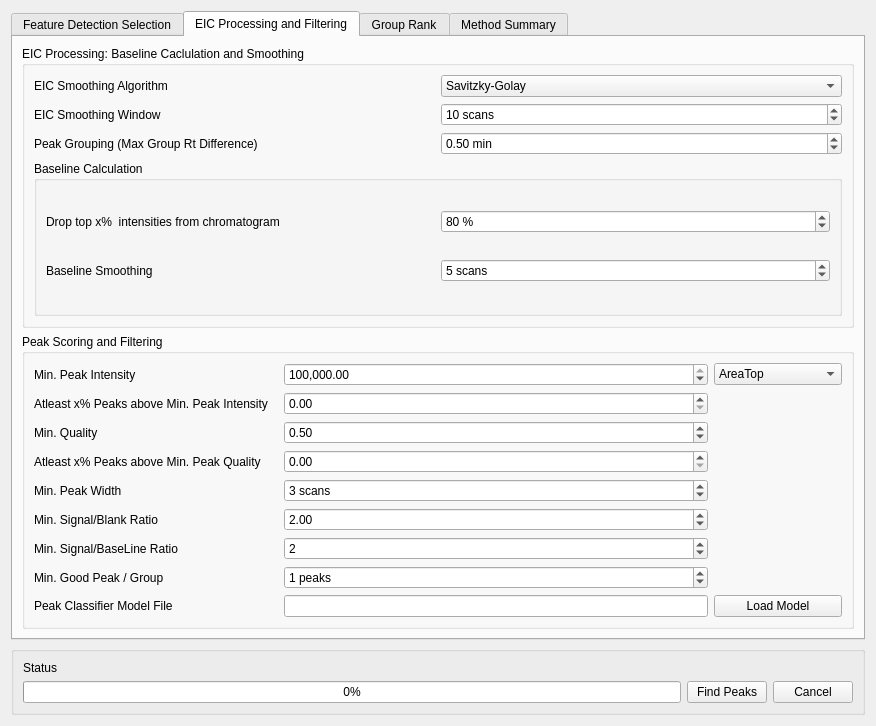
This is mzroll/forms/peakdetectiondialog.ui in ElucidataInc/ElMaven as Qt 5 draws it before an edit. The edited form follows.
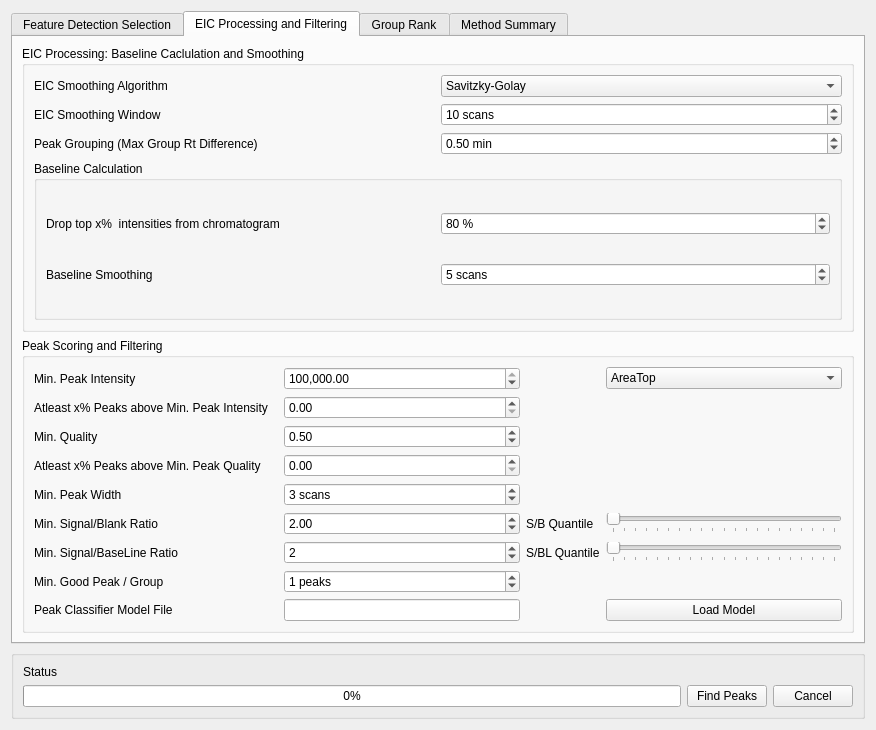
This is the edited form.

Commit message:
Ftr: Add quantile filter for all peak filter parameters #267
In peak filtering, a group is accepted if the group maximum for every
parameter is above the user input thresholds. This is being modified to
ensure that a group is accepted only if a minimum percentage of its peaks
lie above the thresholds; else the group is filtered out.

Quantile filters for Peak Intensity and Peak Quality already exist. They
have now been added for two more parameters:
- Signal/Baseline ratio
- Signal/Blank ratio
The remaining parameters do not require this addition

Issue: #267

Diff of the .ui file:
```diff
--- a/mzroll/forms/peakdetectiondialog.ui
+++ b/mzroll/forms/peakdetectiondialog.ui
@@ -7,7 +7,7 @@
     <x>0</x>
     <y>0</y>
     <width>876</width>
-    <height>726</height>
+    <height>730</height>
    </rect>
   </property>
   <property name="windowTitle">
@@ -420,214 +420,6 @@
        <string>EIC Processing and Filtering</string>
       </attribute>
       <layout class="QGridLayout" name="gridLayout_13">
-       <item row="1" column="0">
-        <widget class="QGroupBox" name="peakScroringOptions">
-         <property name="title">
-          <string>Peak Scoring and Filtering</string>
-         </property>
-         <layout class="QGridLayout" name="gridLayout_3">
-          <item row="6" column="1">
-           <widget class="QSpinBox" name="minNoNoiseObs">
-            <property name="suffix">
-             <string> scans</string>
-            </property>
-            <property name="minimum">
-             <number>1</number>
-            </property>
-            <property name="maximum">
-             <number>1000000000</number>
-            </property>
-            <property name="value">
-             <number>3</number>
-            </property>
-           </widget>
-          </item>
-          <item row="8" column="0">
-           <widget class="QLabel" name="label_6">
-            <property name="text">
-             <string>Min. Signal/BaseLine Ratio</string>
-            </property>
-           </widget>
-          </item>
-          <item row="10" column="3">
-           <widget class="QPushButton" name="loadModelButton">
-            <property name="text">
-             <string>Load Model</string>
-            </property>
-           </widget>
-          </item>
-          <item row="2" column="1">
-           <widget class="QDoubleSpinBox" name="minGroupIntensity">
-            <property name="maximumSize">
-             <size>
-              <width>502</width>
-              <height>16777215</height>
-             </size>
-            </property>
-            <property name="suffix">
-             <string/>
-            </property>
-            <property name="maximum">
-             <double>999999999.000000000000000</double>
-            </property>
-            <property name="value">
-             <double>1000000.000000000000000</double>
-            </property>
-            <property name="showGroupSeparator" stdset="0">
-             <bool>true</bool>
-            </property>
-           </widget>
-          </item>
-          <item row="10" column="1">
-           <widget class="QLineEdit" name="classificationModelFilename">
-            <property name="text">
-             <string/>
-            </property>
-           </widget>
-          </item>
-          <item row="7" column="0">
-           <widget class="QLabel" name="label_9">
-            <property name="text">
-             <string>Min. Signal/Blank Ratio</string>
-            </property>
-           </widget>
-          </item>
-          <item row="2" column="3">
-           <widget class="QComboBox" name="peakQuantitation">
-            <item>
-             <property name="text">
-              <string>AreaTop</string>
-             </property>
-            </item>
-            <item>
-             <property name="text">
-              <string>Area</string>
-             </property>
-            </item>
-            <item>
-             <property name="text">
-              <string>Height</string>
-             </property>
-            </item>
-            <item>
-             <property name="text">
-              <string>AreaNotCorrected</string>
-             </property>
-            </item>
-           </widget>
-          </item>
-          <item row="3" column="0">
-           <widget class="QLabel" name="label_27">
-            <property name="text">
-             <string>Atleast x% Peaks above Min. Peak Intensity   </string>
-            </property>
-           </widget>
-          </item>
-          <item row="9" column="0">
-           <widget class="QLabel" name="label_100">
-            <property name="text">
-             <string>Min. Good Peak / Group</string>
-            </property>
-           </widget>
-          </item>
-          <item row="2" column="0">
-           <widget class="QLabel" name="label_10">
-            <property name="text">
-             <string>Min. Peak Intensity</string>
-            </property>
-           </widget>
-          </item>
-          <item row="9" column="1">
-           <widget class="QSpinBox" name="minGoodGroupCount">
-            <property name="suffix">
-             <string> peaks</string>
-            </property>
-            <property name="maximum">
-             <number>100000000</number>
-            </property>
-            <property name="value">
-             <number>1</number>
-            </property>
-           </widget>
-          </item>
-          <item row="10" column="0">
-           <widget class="QLabel" name="label_5">
-            <property name="text">
-             <string>Peak Classifier Model File</string>
-            </property>
-           </widget>
-          </item>
-          <item row="8" column="1">
-           <widget class="QSpinBox" name="sigBaselineRatio">
-            <property name="maximum">
-             <number>10000000</number>
-            </property>
-            <property name="value">
-             <number>2</number>
-            </property>
-           </widget>
-          </item>
-          <item row="6" column="0">
-           <widget class="QLabel" name="label_12">
-            <property name="text">
-             <string>Min. Peak Width</string>
-            </property>
-           </widget>
-          </item>
-          <item row="7" column="1">
-           <widget class="QDoubleSpinBox" name="sigBlankRatio">
-            <property name="maximum">
-             <double>10000000.000000000000000</double>
-            </property>
-            <property name="value">
-             <double>2.000000000000000</double>
-            </property>
-           </widget>
-          </item>
-          <item row="3" column="1">
-           <widget class="QDoubleSpinBox" name="quantileIntensity">
-            <property name="maximum">
-             <double>100.000000000000000</double>
-            </property>
-           </widget>
-          </item>
-          <item row="5" column="0">
-           <widget class="QLabel" name="label_28">
-            <property name="text">
-             <string>Atleast x% Peaks above Min. Peak Quality</string>
-            </property>
-           </widget>
-          </item>
-          <item row="5" column="1">
-           <widget class="QDoubleSpinBox" name="quantileQuality">
-            <property name="maximum">
-             <double>100.000000000000000</double>
-            </property>
-           </widget>
-          </item>
-          <item row="4" column="0">
-           <widget class="QLabel" name="labelMinQuality">
-            <property name="text">
-             <string>Min. Quality</string>
-            </property>
-           </widget>
-          </item>
-          <item row="4" column="1">
-           <widget class="QDoubleSpinBox" name="doubleSpinBoxMinQuality">
-            <property name="maximum">
-             <double>1.000000000000000</double>
-            </property>
-            <property name="singleStep">
-             <double>0.100000000000000</double>
-            </property>
-            <property name="value">
-             <double>0.500000000000000</double>
-            </property>
-           </widget>
-          </item>
-         </layout>
-        </widget>
-       </item>
        <item row="0" column="0">
         <widget class="QGroupBox" name="eicOptions">
          <property name="enabled">
@@ -770,6 +562,278 @@
          </layout>
         </widget>
        </item>
+       <item row="1" column="0">
+        <widget class="QGroupBox" name="peakScoringOptions">
+         <property name="title">
+          <string>Peak Scoring and Filtering</string>
+         </property>
+         <layout class="QGridLayout" name="gridLayout_3">
+          <item row="2" column="0">
+           <widget class="QLabel" name="label_10">
+            <property name="text">
+             <string>Min. Peak Intensity</string>
+            </property>
+           </widget>
+          </item>
+          <item row="8" column="1">
+           <widget class="QSpinBox" name="sigBaselineRatio">
+            <property name="maximum">
+             <number>10000000</number>
+            </property>
+            <property name="value">
+             <number>2</number>
+            </property>
+           </widget>
+          </item>
+          <item row="7" column="3">
+           <widget class="QSlider" name="quantileSignalBlankRatio">
+            <property name="maximum">
+             <number>100</number>
+            </property>
+            <property name="singleStep">
+             <number>5</number>
+            </property>
+            <property name="sliderPosition">
+             <number>0</number>
+            </property>
+            <property name="orientation">
+             <enum>Qt::Horizontal</enum>
+            </property>
+            <property name="tickPosition">
+             <enum>QSlider::TicksBelow</enum>
+            </property>
+            <property name="tickInterval">
+             <number>5</number>
+            </property>
+           </widget>
+          </item>
+          <item row="5" column="1">
+           <widget class="QDoubleSpinBox" name="quantileQuality">
+            <property name="maximum">
+             <double>100.000000000000000</double>
+            </property>
+           </widget>
+          </item>
+          <item row="10" column="0">
+           <widget class="QLabel" name="label_5">
+            <property name="text">
+             <string>Peak Classifier Model File</string>
+            </property>
+           </widget>
+          </item>
+          <item row="2" column="1">
+           <widget class="QDoubleSpinBox" name="minGroupIntensity">
+            <property name="maximumSize">
+             <size>
+              <width>502</width>
+              <height>16777215</height>
+             </size>
+            </property>
+            <property name="showGroupSeparator" stdset="0">
+             <bool>true</bool>
+            </property>
+            <property name="suffix">
+             <string/>
+            </property>
+            <property name="maximum">
+             <double>999999999.000000000000000</double>
+            </property>
+            <property name="value">
+             <double>1000000.000000000000000</double>
+            </property>
+           </widget>
+          </item>
+          <item row="3" column="0">
+           <widget class="QLabel" name="label_27">
+            <property name="text">
+             <string>Atleast x% Peaks above Min. Peak Intensity   </string>
+            </property>
+           </widget>
+          </item>
+          <item row="8" column="2">
+           <widget class="QLabel" name="label_30">
+            <property name="text">
+             <string>S/BL Quantile</string>
+            </property>
+           </widget>
+          </item>
+          <item row="7" column="0">
+           <widget class="QLabel" name="label_9">
+            <property name="text">
+             <string>Min. Signal/Blank Ratio</string>
+            </property>
+           </widget>
+          </item>
+          <item row="8" column="0">
+           <widget class="QLabel" name="label_6">
+            <property name="text">
+             <string>Min. Signal/BaseLine Ratio</string>
+            </property>
+           </widget>
+          </item>
+          <item row="5" column="0">
+           <widget class="QLabel" name="label_28">
+            <property name="text">
+             <string>Atleast x% Peaks above Min. Peak Quality</string>
+            </property>
+           </widget>
+          </item>
+          <item row="4" column="1">
+           <widget class="QDoubleSpinBox" name="doubleSpinBoxMinQuality">
+            <property name="maximum">
+             <double>1.000000000000000</double>
+            </property>
+            <property name="singleStep">
+             <double>0.100000000000000</double>
+            </property>
+            <property name="value">
+             <double>0.500000000000000</double>
+            </property>
+           </widget>
+          </item>
+          <item row="7" column="1">
+           <widget class="QDoubleSpinBox" name="sigBlankRatio">
+            <property name="maximum">
+             <double>10000000.000000000000000</double>
+            </property>
+            <property name="value">
+             <double>2.000000000000000</double>
+            </property>
+           </widget>
+          </item>
+          <item row="10" column="3">
+           <widget class="QPushButton" name="loadModelButton">
+            <property name="text">
+             <string>Load Model</string>
+            </property>
+           </widget>
+          </item>
+          <item row="10" column="1">
+           <widget class="QLineEdit" name="classificationModelFilename">
+            <property name="text">
+             <string/>
+            </property>
+           </widget>
+          </item>
+          <item row="9" column="0">
+           <widget class="QLabel" name="label_100">
+            <property name="text">
+             <string>Min. Good Peak / Group</string>
+            </property>
+           </widget>
+          </item>
+          <item row="7" column="2">
+           <widget class="QLabel" name="label_29">
+            <property name="text">
+             <string>S/B Quantile</string>
+            </property>
+           </widget>
+          </item>
+          <item row="4" column="0">
+           <widget class="QLabel" name="labelMinQuality">
+            <property name="text">
+             <string>Min. Quality</string>
+            </property>
+           </widget>
+          </item>
+          <item row="9" column="1">
+           <widget class="QSpinBox" name="minGoodGroupCount">
+            <property name="suffix">
+             <string> peaks</string>
+            </property>
+            <property name="maximum">
+             <number>100000000</number>
+            </property>
+            <property name="value">
+             <number>1</number>
+            </property>
+           </widget>
+          </item>
+          <item row="3" column="1">
+           <widget class="QDoubleSpinBox" name="quantileIntensity">
+            <property name="maximum">
+             <double>100.000000000000000</double>
+            </property>
+           </widget>
+          </item>
+          <item row="6" column="0">
+           <widget class="QLabel" name="label_12">
+            <property name="text">
+             <string>Min. Peak Width</string>
+            </property>
+           </widget>
+          </item>
+          <item row="2" column="3">
+           <widget class="QComboBox" name="peakQuantitation">
+            <item>
+             <property name="text">
+              <string>AreaTop</string>
+             </property>
+            </item>
+            <item>
+             <property name="text">
+              <string>Area</string>
+             </property>
+            </item>
+            <item>
+             <property name="text">
+              <string>Height</string>
+             </property>
+            </item>
+            <item>
+             <property name="text">
+              <string>AreaNotCorrected</string>
+             </property>
+            </item>
+           </widget>
+          </item>
+          <item row="6" column="1">
+           <widget class="QSpinBox" name="minNoNoiseObs">
+            <property name="suffix">
+             <string> scans</string>
+            </property>
+            <property name="minimum">
+             <number>1</number>
+            </property>
+            <property name="maximum">
+             <number>1000000000</number>
+            </property>
+            <property name="value">
+             <number>3</number>
+            </property>
+           </widget>
+          </item>
+          <item row="8" column="3">
+           <widget class="QSlider" name="quantileSignalBaselineRatio">
+            <property name="maximum">
+             <number>100</number>
+            </property>
+            <property name="singleStep">
+             <number>5</number>
+            </property>
+            <property name="sliderPosition">
+             <number>0</number>
+            </property>
+            <property name="orientation">
+             <enum>Qt::Horizontal</enum>
+            </property>
+            <property name="invertedAppearance">
+             <bool>false</bool>
+            </property>
+            <property name="invertedControls">
+             <bool>true</bool>
+            </property>
+            <property name="tickPosition">
+             <enum>QSlider::TicksBelow</enum>
+            </property>
+            <property name="tickInterval">
+             <number>5</number>
+            </property>
+           </widget>
+          </item>
+         </layout>
+        </widget>
+       </item>
       </layout>
      </widget>
      <widget class="QWidget" name="groupRank">
```
Left out of the diff: 6 changed lines with no effect on the pictures. The commit also changes 6 other files.
